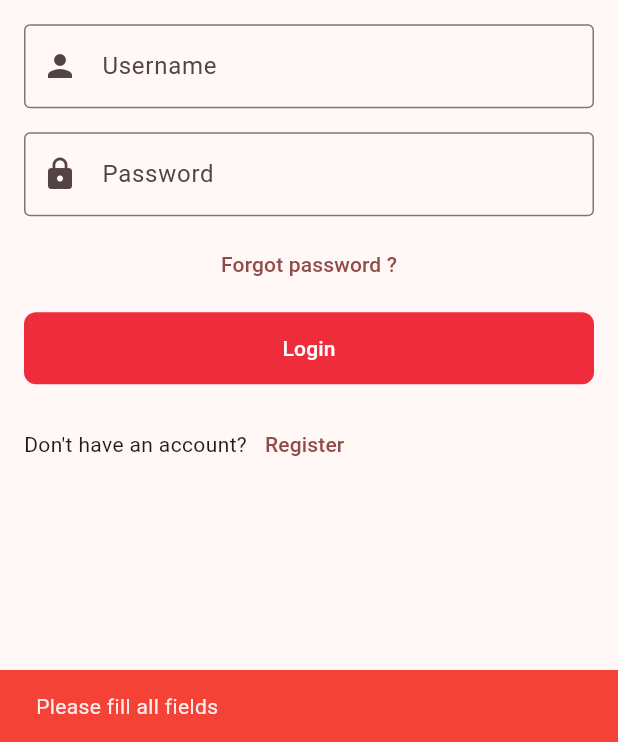
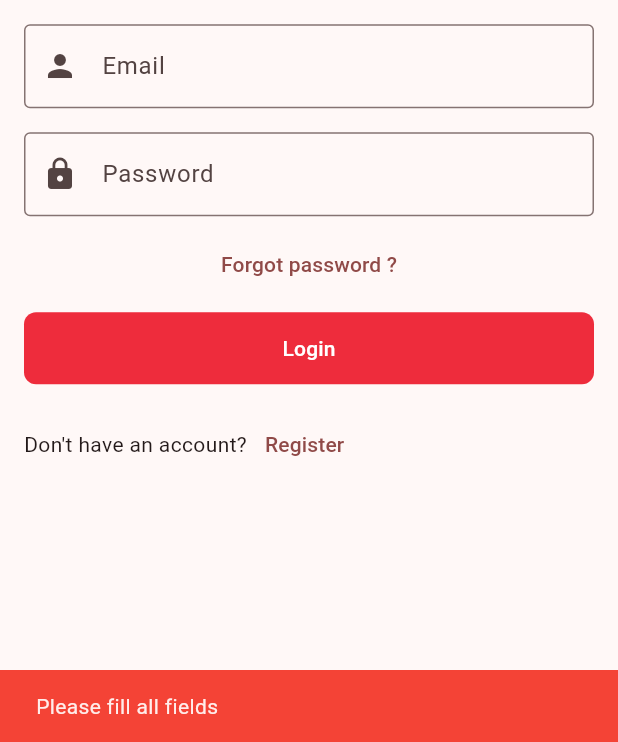
Before and after one commit to jource08/simple-flutter, a Flutter app: the screen it shows after launch, after a tap on "Login", on a phone screen of 412 x 824 dp, the part 494-1236 px from its top. Run offline on Flutter 3.47's test engine with Material 3 defaults, Android fonts, the phone set to English and light mode, and no system bars; our stand-ins replace dio, shared_preferences; network calls fail.

Commit message:
login param, from username to email

```diff
--- a/lib/providers/session_provider.dart
+++ b/lib/providers/session_provider.dart
@@ -33,14 +33,16 @@ class SessionProvider with ChangeNotifier {
     notifyListeners();
   }
 
-  Future<void> doLogin(BuildContext context, String username, String password) async {
+  Future<void> doLogin(
+      BuildContext context, String email, String password) async {
     Dio dio = Dio();
 
     try {
       SharedPreferences prefs = await SharedPreferences.getInstance();
 
-    Response<dynamic> loginResponse = await dio.post(AppConst.loginUrl, data: {
-      "email": username,
+      Response<dynamic> loginResponse =
+          await dio.post(AppConst.loginUrl, data: {
+        "email": email,
         "password": password,
       });
 
@@ -52,7 +54,10 @@ class SessionProvider with ChangeNotifier {
 
       // Assuming the response contains a list of users, extract the first user
       var dataList = loginResponse.data;
-    if (dataList is List && dataList.isNotEmpty && cookie != null && cookie.isNotEmpty) {
+      if (dataList is List &&
+          dataList.isNotEmpty &&
+          cookie != null &&
+          cookie.isNotEmpty) {
         var userData = dataList[0]; // Extract the first user from the list
 
         User user = User(
@@ -72,7 +77,8 @@ class SessionProvider with ChangeNotifier {
         prefs.setString(AppConst.loginSessionPrefKey, mydata);
 
         Provider.of<SessionProvider>(context, listen: false).setUser(user);
-      Provider.of<SessionProvider>(context, listen: false).setAuthCookie(cookie);
+        Provider.of<SessionProvider>(context, listen: false)
+            .setAuthCookie(cookie);
 
         ScaffoldMessenger.of(context).showSnackBar(
           const SnackBar(
@@ -111,5 +117,4 @@ class SessionProvider with ChangeNotifier {
       );
     }
   }
-
 }
--- a/lib/screens/login_screen.dart
+++ b/lib/screens/login_screen.dart
@@ -11,7 +11,7 @@ class LoginScreen extends StatelessWidget {
 
   @override
   Widget build(BuildContext context) {
-    final TextEditingController usernameController = TextEditingController();
+    final TextEditingController emailController = TextEditingController();
     final sessionProvider = Provider.of<SessionProvider>(context);
     final TextEditingController passwordController = TextEditingController();
     return SafeArea(
@@ -28,10 +28,10 @@ class LoginScreen extends StatelessWidget {
                   height: 16,
                 ),
                 TextField(
-                  controller: usernameController,
+                  controller: emailController,
                   decoration: const InputDecoration(
                     prefixIcon: Icon(Icons.person),
-                    label: Text("Username"),
+                    label: Text("Email"),
                     border: OutlineInputBorder(),
                   ),
                 ),
@@ -70,7 +70,7 @@ class LoginScreen extends StatelessWidget {
                   child: TextButton(
                     onPressed: () async {
                       ScaffoldMessenger.of(context).clearSnackBars();
-                      String username = usernameController.text.trim();
+                      String username = emailController.text.trim();
                       String password = passwordController.text.trim();
                       if (username.isEmpty || password.isEmpty) {
                         ScaffoldMessenger.of(context).showSnackBar(
```
Lines whose indentation alone changed are shown as unchanged.
